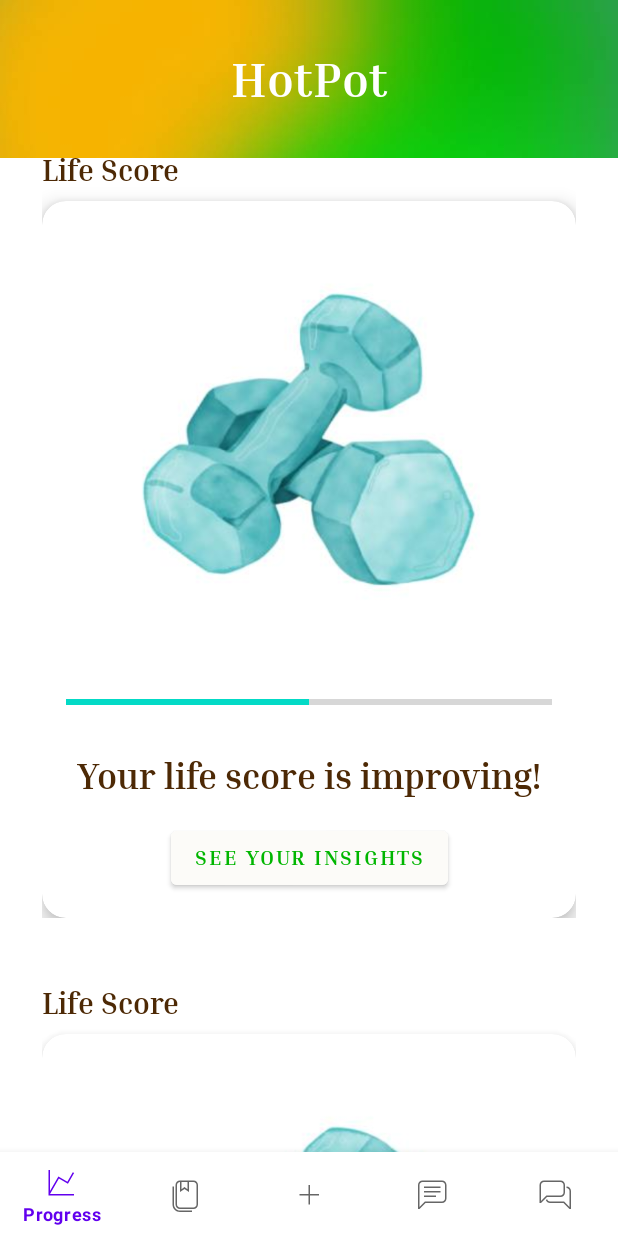
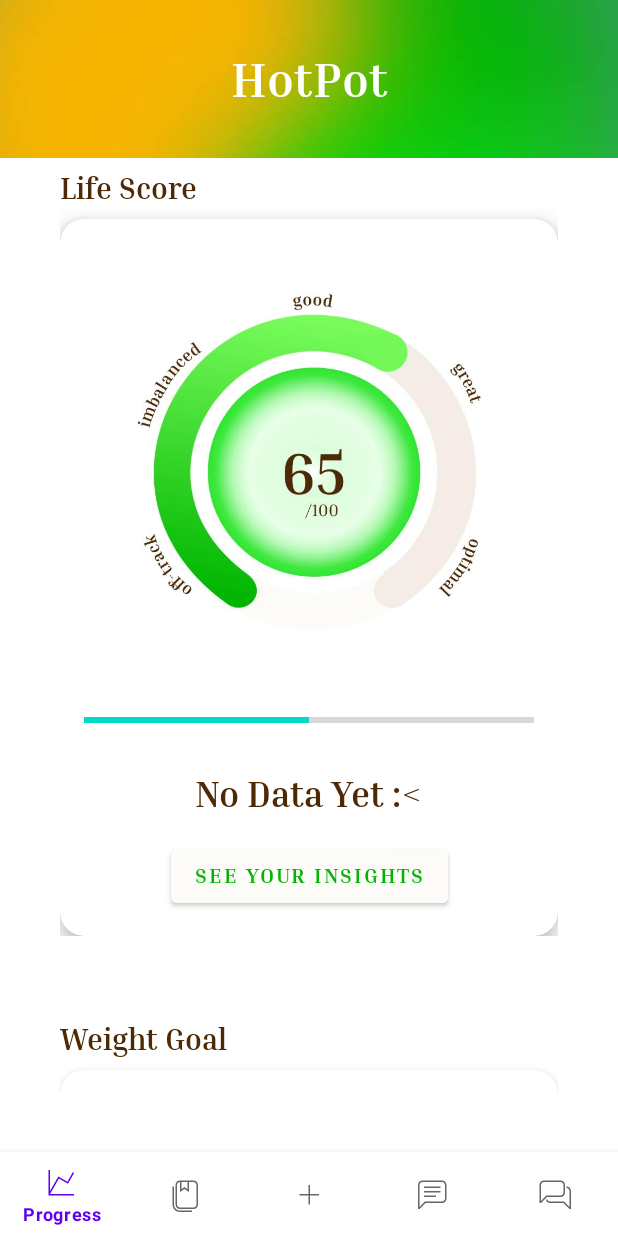
Before and after one commit to ioiiiomio/HotPot_android, an Android app built with Jetpack Compose: the ProgressFragment screen opened through its navigation route, on a phone screen of 412 x 824 dp. Run offline under Robolectric (Android 15) with nearby library versions, the phone set to English and light mode, and no system bars; our stand-ins replace navigation-ui.

Commit message:
Upd: progress fragment v3

```diff
--- a/app/src/main/res/layout/fragment_progress.xml
+++ b/app/src/main/res/layout/fragment_progress.xml
@@ -42,16 +42,16 @@
         app:layout_constraintTop_toBottomOf="@id/titleText"
         app:layout_constraintStart_toStartOf="parent"
         app:layout_constraintEnd_toEndOf="parent"
-        android:layout_margin="12dp"/>
+        android:layout_margin="24dp"/>
 
     <!-- Weight Goal Progress Card -->
     <include
         android:id="@+id/weightGoalCard"
-        layout="@layout/progress_life_score"
+        layout="@layout/progress_weight_goal"
         android:layout_width="match_parent"
         android:layout_height="wrap_content"
         app:layout_constraintTop_toBottomOf="@id/lifeScoreCard"
         app:layout_constraintStart_toStartOf="parent"
         app:layout_constraintEnd_toEndOf="parent"
-        android:layout_margin="12dp"/>
+        android:layout_margin="24dp"/>
 </androidx.constraintlayout.widget.ConstraintLayout>
--- a/app/src/main/res/layout/progress_life_score.xml
+++ b/app/src/main/res/layout/progress_life_score.xml
@@ -45,7 +45,7 @@
                 android:layout_height="230dp"
                 android:layout_marginTop="28dp"
                 android:scaleType="fitXY"
-                android:src="@drawable/dummy_image"
+                android:src="@drawable/progress_scale"
                 app:layout_constraintTop_toTopOf="parent"
                 app:layout_constraintStart_toStartOf="parent"
                 app:layout_constraintEnd_toEndOf="parent" />
@@ -69,7 +69,7 @@
                 android:layout_width="wrap_content"
                 android:layout_height="wrap_content"
                 android:layout_marginTop="24dp"
-                android:text="Your life score is improving!"
+                android:text="@string/no_data"
                 android:textColor="@color/text_color"
                 android:textSize="24sp"
                 android:fontFamily="@font/inria_serif_bold"
--- a/app/src/main/res/layout/progress_weight_goal.xml
+++ b/app/src/main/res/layout/progress_weight_goal.xml
@@ -69,7 +69,7 @@
                 android:layout_width="wrap_content"
                 android:layout_height="wrap_content"
                 android:layout_marginTop="24dp"
-                android:text="Good job! Keep going!"
+                android:text="@string/no_data"
                 android:textColor="@color/text_color"
                 android:textSize="24sp"
                 android:fontFamily="@font/inria_serif_bold"
--- a/app/src/main/res/values/strings.xml
+++ b/app/src/main/res/values/strings.xml
@@ -8,4 +8,5 @@
     <string name="or">OR</string>
     <string name="register_now">Register now!</string>
     <string name="register">Register</string>
+    <string name="no_data"><![CDATA[No Data Yet :<]]></string>
 </resources>
--- a/app/src/main/res/values/themes.xml
+++ b/app/src/main/res/values/themes.xml
@@ -1,7 +1,8 @@
 <resources xmlns:tools="http://schemas.android.com/tools">
     <style name="Theme.Hotpot" parent="Theme.AppCompat.Light.NoActionBar">
         <!-- Customize your theme here -->
-        <item name="colorPrimary">@color/title_green</item>
+        <item name="colorPrimary">@color/dark_green</item>
+        <item name="colorPrimaryVariant">@color/fresh_green</item>
         <item name="colorOnPrimary">@color/white</item>
     </style>
 
```
Also changed, not shown: app/src/main/res/drawable/progress_scale.jpg (added), app/src/main/res/font/inria_seif_light_italic.ttf (added), app/src/main/res/font/inria_serif_bold_italic.ttf (added), app/src/main/res/font/inria_serif_italic.ttf (added), app/src/main/res/font/inria_serif_light.ttf (added), app/src/main/res/font/inria_serif_regular.ttf (added).
